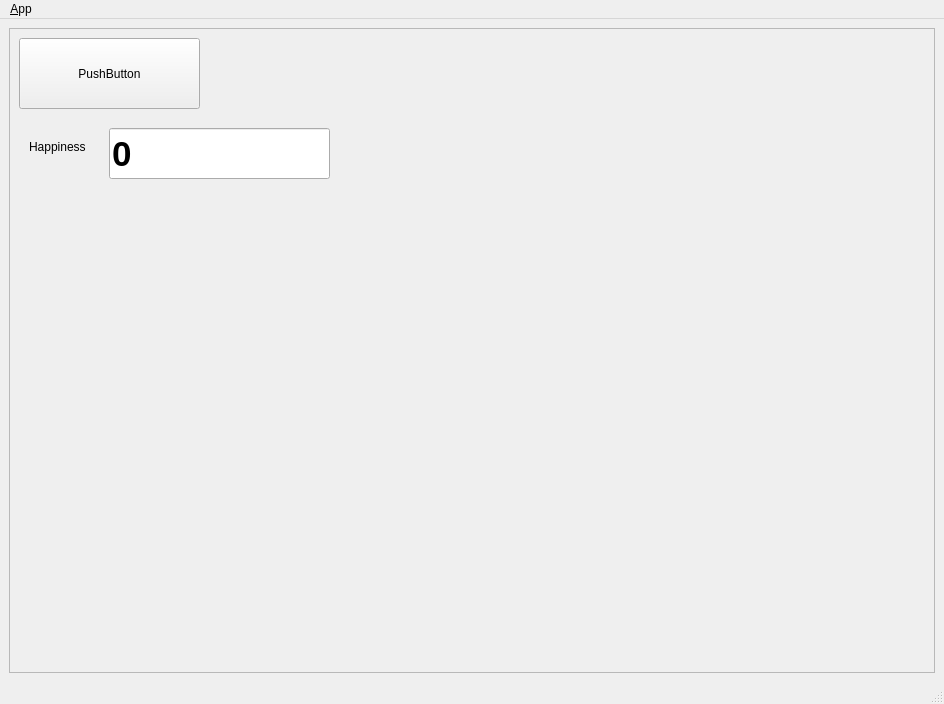
Above: ui/main_window.ui from Room1104/qtgui before the change. Below: the same form after it.
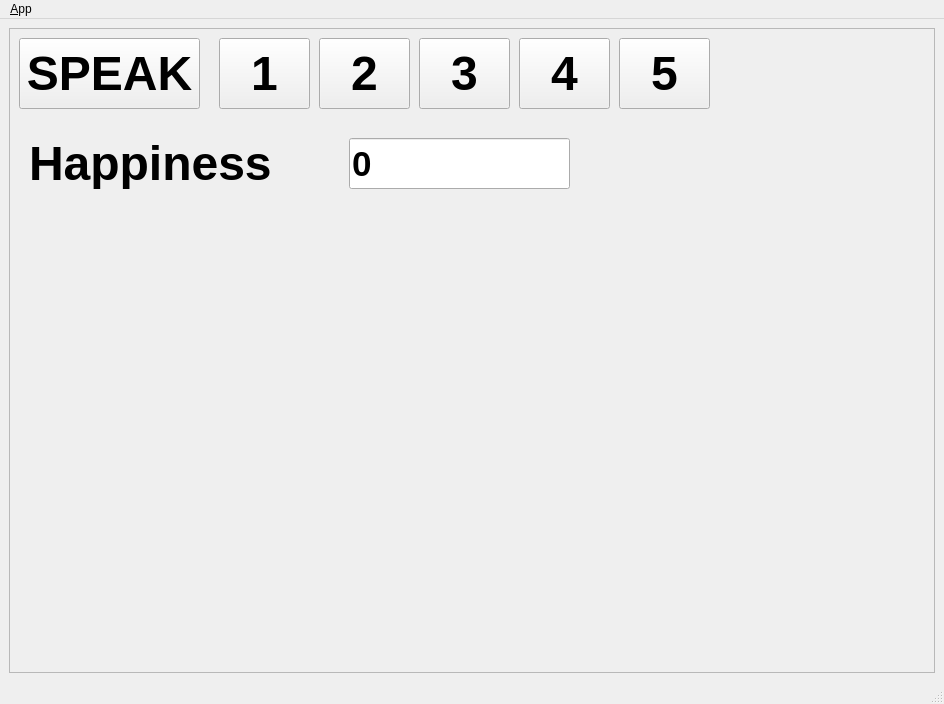
That is the form after the change. Icons and pictures are not drawn.

Commit message: Multiple buttons

```diff
--- a/ui/main_window.ui
+++ b/ui/main_window.ui
@@ -24,6 +24,13 @@
    <layout class="QHBoxLayout">
     <item>
      <widget class="QFrame" name="frame_2">
+      <property name="font">
+       <font>
+        <pointsize>36</pointsize>
+        <weight>75</weight>
+        <bold>true</bold>
+       </font>
+      </property>
       <property name="frameShape">
        <enum>QFrame::StyledPanel</enum>
       </property>
@@ -40,7 +47,7 @@
         </rect>
        </property>
        <property name="text">
-        <string>PushButton</string>
+        <string>SPEAK</string>
        </property>
       </widget>
       <widget class="QLabel" name="label">
@@ -48,8 +55,8 @@
         <rect>
          <x>20</x>
          <y>110</y>
-         <width>81</width>
-         <height>17</height>
+         <width>271</width>
+         <height>51</height>
         </rect>
        </property>
        <property name="text">
@@ -59,8 +66,8 @@
       <widget class="QLineEdit" name="hlevel">
        <property name="geometry">
         <rect>
-         <x>100</x>
-         <y>100</y>
+         <x>340</x>
+         <y>110</y>
          <width>221</width>
          <height>51</height>
         </rect>
@@ -76,6 +83,106 @@
         <string>0</string>
        </property>
       </widget>
+      <widget class="QPushButton" name="pushButton_1">
+       <property name="geometry">
+        <rect>
+         <x>210</x>
+         <y>10</y>
+         <width>91</width>
+         <height>71</height>
+        </rect>
+       </property>
+       <property name="font">
+        <font>
+         <pointsize>36</pointsize>
+         <weight>75</weight>
+         <bold>true</bold>
+        </font>
+       </property>
+       <property name="text">
+        <string>1</string>
+       </property>
+      </widget>
+      <widget class="QPushButton" name="pushButton_2">
+       <property name="geometry">
+        <rect>
+         <x>310</x>
+         <y>10</y>
+         <width>91</width>
+         <height>71</height>
+        </rect>
+       </property>
+       <property name="font">
+        <font>
+         <pointsize>36</pointsize>
+         <weight>75</weight>
+         <bold>true</bold>
+        </font>
+       </property>
+       <property name="text">
+        <string>2</string>
+       </property>
+      </widget>
+      <widget class="QPushButton" name="pushButton_3">
+       <property name="geometry">
+        <rect>
+         <x>410</x>
+         <y>10</y>
+         <width>91</width>
+         <height>71</height>
+        </rect>
+       </property>
+       <property name="font">
+        <font>
+         <pointsize>36</pointsize>
+         <weight>75</weight>
+         <bold>true</bold>
+        </font>
+       </property>
+       <property name="text">
+        <string>3</string>
+       </property>
+      </widget>
+      <widget class="QPushButton" name="pushButton_4">
+       <property name="geometry">
+        <rect>
+         <x>510</x>
+         <y>10</y>
+         <width>91</width>
+         <height>71</height>
+        </rect>
+       </property>
+       <property name="font">
+        <font>
+         <pointsize>36</pointsize>
+         <weight>75</weight>
+         <bold>true</bold>
+        </font>
+       </property>
+       <property name="text">
+        <string>4</string>
+       </property>
+      </widget>
+      <widget class="QPushButton" name="pushButton_5">
+       <property name="geometry">
+        <rect>
+         <x>610</x>
+         <y>10</y>
+         <width>91</width>
+         <height>71</height>
+        </rect>
+       </property>
+       <property name="font">
+        <font>
+         <pointsize>36</pointsize>
+         <weight>75</weight>
+         <bold>true</bold>
+        </font>
+       </property>
+       <property name="text">
+        <string>5</string>
+       </property>
+      </widget>
      </widget>
     </item>
    </layout>
```
Left out of the diff: 2 changed lines with no effect on the pictures. The commit also changes 3 other files.
